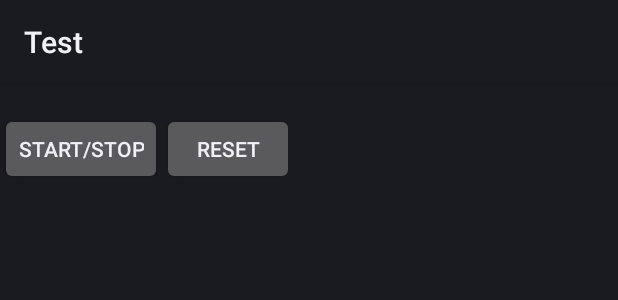
After one commit to stoyicker/template, an Android app: the layout activity_home.xml on its own in the app's theme, with its tools: preview values and no code run, on a phone screen of 412 x 824 dp. The commit adds this screen. Shown: the top 300 px of the screen. Run offline under Robolectric (Android 15) with nearby library versions, the phone set to English and light mode, and no system bars.

Commit message:
Add activity layout

```diff
--- a/app/src/main/kotlin/app/home/HomeActivity.kt
+++ b/app/src/main/kotlin/app/home/HomeActivity.kt
@@ -1,5 +1,12 @@
 package app.home
 
+import android.os.Bundle
 import android.support.v7.app.AppCompatActivity
+import jorge.template.blank.R
 
-internal class HomeActivity : AppCompatActivity()
+internal class HomeActivity : AppCompatActivity() {
+    override fun onCreate(savedInstanceState: Bundle?) {
+        super.onCreate(savedInstanceState)
+        setContentView(R.layout.activity_home)
+    }
+}
--- /dev/null
+++ b/app/src/main/res/layout/activity_home.xml
@@ -0,0 +1,25 @@
+<LinearLayout
+    android:layout_width="match_parent"
+    android:layout_height="wrap_content"
+    android:orientation="vertical"
+    xmlns:android="http://schemas.android.com/apk/res/android">
+    <TextView
+        android:id="@+id/label"
+        android:layout_width="match_parent"
+        android:layout_height="wrap_content"/>
+    <LinearLayout
+        android:layout_width="match_parent"
+        android:layout_height="wrap_content"
+        android:orientation="horizontal">
+        <Button
+            android:id="@+id/start_stop"
+            android:layout_width="wrap_content"
+            android:layout_height="wrap_content"
+            android:text="Start/stop"/>
+        <Button
+            android:id="@+id/reset"
+            android:layout_width="wrap_content"
+            android:layout_height="wrap_content"
+            android:text="Reset"/>
+    </LinearLayout>
+</LinearLayout>
```
